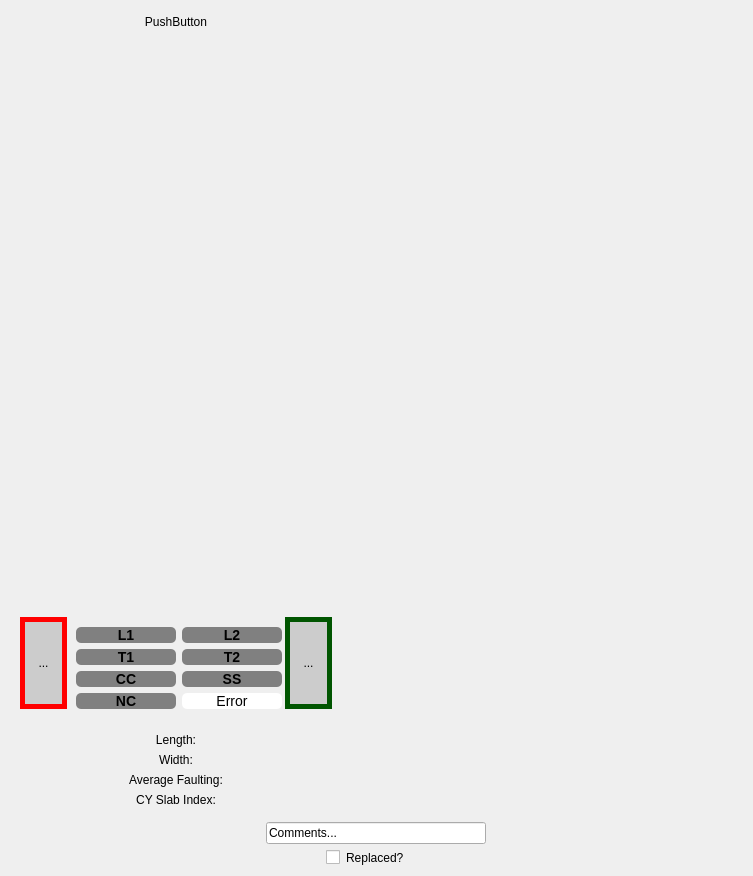
First picture: the form in resources/year_panel.ui, repository jadenl99/JPCP_slab_classification, before the edit.
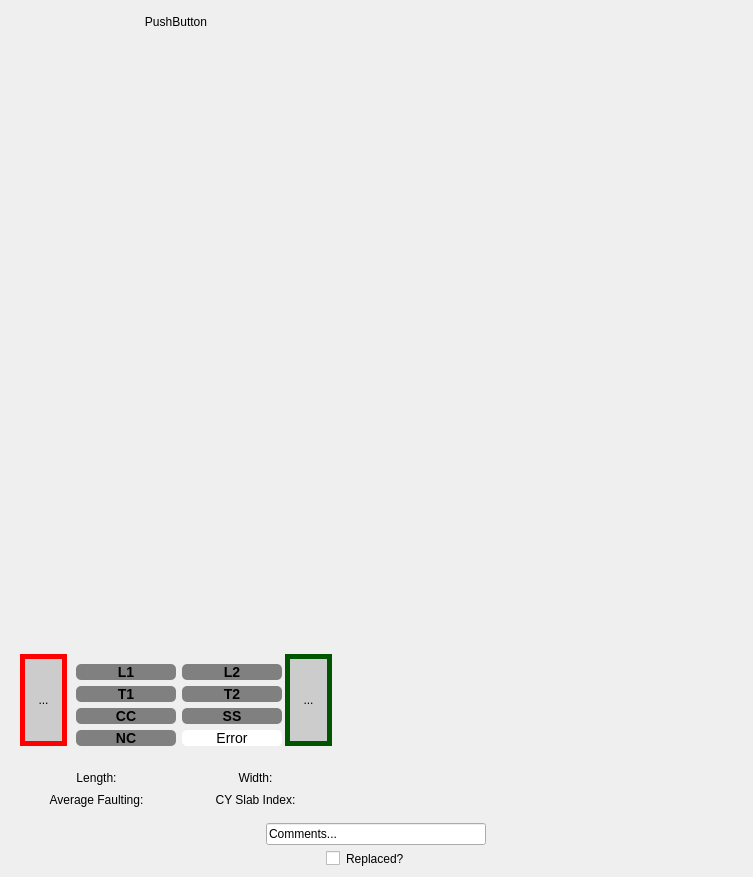
Second picture: the form after the edit. Icons and pictures are not drawn.

Commit message: create space

What changed in the file:
```diff
--- a/resources/year_panel.ui
+++ b/resources/year_panel.ui
@@ -7,7 +7,7 @@
     <x>0</x>
     <y>0</y>
     <width>753</width>
-    <height>876</height>
+    <height>877</height>
    </rect>
   </property>
   <property name="sizePolicy">
@@ -512,8 +512,18 @@
          <height>16777215</height>
         </size>
        </property>
-       <layout class="QVBoxLayout" name="verticalLayout_2">
-        <item>
+       <layout class="QGridLayout" name="gridLayout">
+        <item row="2" column="0">
+         <widget class="QLabel" name="faulting_lbl">
+          <property name="text">
+           <string>Average Faulting:</string>
+          </property>
+          <property name="alignment">
+           <set>Qt::AlignCenter</set>
+          </property>
+         </widget>
+        </item>
+        <item row="0" column="0">
          <widget class="QLabel" name="length_lbl">
           <property name="text">
            <string>Length:</string>
@@ -523,7 +533,7 @@
           </property>
          </widget>
         </item>
-        <item>
+        <item row="0" column="1">
          <widget class="QLabel" name="width_lbl">
           <property name="text">
            <string>Width:</string>
@@ -533,17 +543,7 @@
           </property>
          </widget>
         </item>
-        <item>
-         <widget class="QLabel" name="faulting_lbl">
-          <property name="text">
-           <string>Average Faulting:</string>
-          </property>
-          <property name="alignment">
-           <set>Qt::AlignCenter</set>
-          </property>
-         </widget>
-        </item>
-        <item>
+        <item row="2" column="1">
          <widget class="QLabel" name="cy_index_lbl">
           <property name="text">
            <string>CY Slab Index:</string>
```
